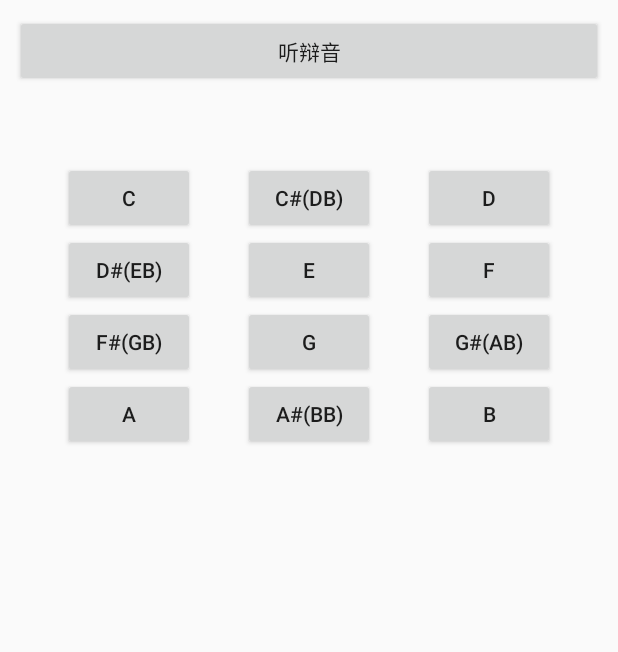
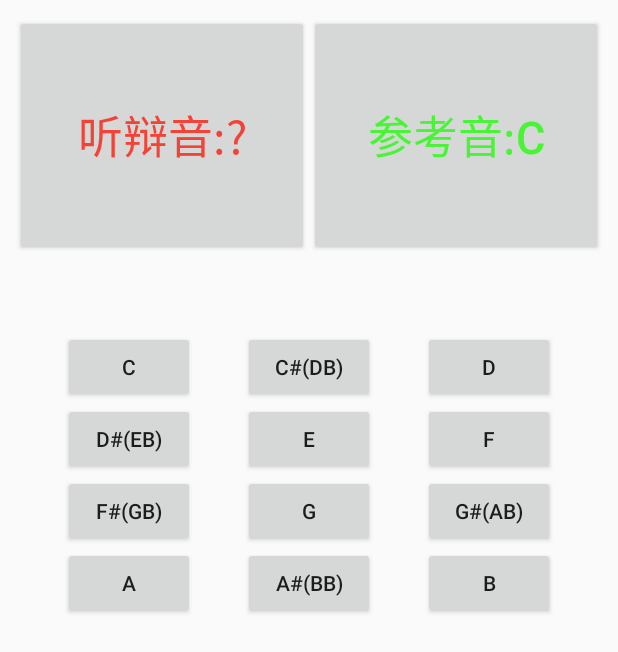
Before and after one commit to zzqiangzz/MusicLover, an Android app: the screen it shows after launch (NoteEarTrainingActivity), after a tap on "C#(DB)", on a phone screen of 412 x 824 dp. Shown: the top 652 px of the screen. Run offline under Robolectric (Android 15) with nearby library versions, the phone set to English and light mode, and no system bars; our stand-ins replace ButterKnife; 1 statement that could not run was skipped.

Commit message:
2、音阶练习逻辑完成，但具体音准还没确定，可能对不上，需要用调音软件校验下

```diff
--- a/app/src/main/AndroidManifest.xml
+++ b/app/src/main/AndroidManifest.xml
@@ -4,7 +4,7 @@
 
     <application
         android:allowBackup="true"
-        android:icon="@mipmap/ic_launcher"
+        android:icon="@drawable/ic_guitar"
         android:label="@string/app_name"
         android:roundIcon="@mipmap/ic_launcher_round"
         android:supportsRtl="true"
--- a/app/src/main/java/com/jackpeng/oboemusic/ear_interval/NoteEarTrainingActivity.java
+++ b/app/src/main/java/com/jackpeng/oboemusic/ear_interval/NoteEarTrainingActivity.java
@@ -3,12 +3,14 @@ package com.jackpeng.oboemusic.ear_interval;
 import android.app.Activity;
 import android.content.Intent;
 import android.os.Bundle;
+import android.text.TextUtils;
 import android.view.View;
 import android.widget.Button;
 
 import com.jackpeng.lib_baselibrary.mvp.BaseActivity;
 import com.jackpeng.lib_baselibrary.mvp.BaseEarActivity;
 import com.jackpeng.oboemusic.R;
+import com.jackpeng.oboemusic.utils.NoteRandomUtil;
 
 import butterknife.BindView;
 import butterknife.OnClick;
@@ -30,46 +32,65 @@ public class NoteEarTrainingActivity extends BaseEarActivity {
 
     @Override
     public void initViews(Bundle savedInstanceState) {
-
+        nextSoundListen();
     }
 
     @OnClick({R.id.btn_c_note, R.id.btn_cd_note, R.id.btn_d_note, R.id.btn_de_note, R.id.btn_e_note,
             R.id.btn_f_note, R.id.btn_fg_note, R.id.btn_g_note, R.id.btn_ga_note, R.id.btn_a_note,
-            R.id.btn_ab_note, R.id.btn_b_note})
+            R.id.btn_ab_note, R.id.btn_b_note,R.id.btn_standard_note,R.id.btn_question_note})
     public void onClick(View view) {
         switch (view.getId()) {
-            case R.id.btn_c_note:
+            case R.id.btn_standard_note:
                 playSoundFromAssetMayWait("c");
                 break;
+            case R.id.btn_question_note:
+                playSoundFromAssetMayWait(currentNoteStr);
+                break;
+            case R.id.btn_c_note:
             case R.id.btn_cd_note:
-                playSoundFromAssetMayWait("cd");
-                break;
             case R.id.btn_d_note:
-                playSoundFromAssetMayWait("d");
-                break;
             case R.id.btn_de_note:
-
-                break;
             case R.id.btn_e_note:
-
-                break;
             case R.id.btn_f_note:
-
-                break;
             case R.id.btn_fg_note:
-
-                break;
             case R.id.btn_g_note:
-                break;
             case R.id.btn_ga_note:
-                break;
             case R.id.btn_a_note:
-                break;
             case R.id.btn_ab_note:
-                break;
             case R.id.btn_b_note:
+                if (checkResult(view)){
+                    //对了，播下一题
+                    nextSoundListen();
+                    T("答对了，下一题！");
+                } else {
+                    //错了，先啥事不干
+                    T("答错了，继续听听哈~");
+                }
                 break;
         }
     }
 
+    private void nextSoundListen(){
+        //初始音并播放
+        currentNoteStr = NoteRandomUtil.getRandomNote();
+        playSoundFromAssetMayWait(currentNoteStr);
+    }
+
+
+    private String currentNoteStr;
+    private boolean checkResult(View view){
+        if (view != null){
+            String noteTag = (String)view.getTag();
+            if (!TextUtils.isEmpty(currentNoteStr) && !TextUtils.isEmpty(noteTag)
+                && currentNoteStr.equals(noteTag)){
+                return true;
+            } else {
+                //do nothing
+            }
+        } else {
+            //do nothing
+        }
+        return false;
+    }
+
 }
--- /dev/null
+++ b/app/src/main/java/com/jackpeng/oboemusic/utils/NoteRandomUtil.java
@@ -0,0 +1,14 @@
+package com.jackpeng.oboemusic.utils;
+
+import java.util.Random;
+
+public class NoteRandomUtil {
+    //升a与b声音还没录进来
+    public static String[] NOTE_ARRAY = new String[]{"c","cd","d","de","e","f","fg","g","ga","a"/*,"ab","b"*/};
+
+    public static String getRandomNote(){
+        Random random = new Random();
+        int result = random.nextInt(NOTE_ARRAY.length-1);
+        return NOTE_ARRAY[result];
+    }
+}
--- a/app/src/main/res/layout/activity_ear_note.xml
+++ b/app/src/main/res/layout/activity_ear_note.xml
@@ -6,17 +6,34 @@
     style="@style/OutlayStyle">
     <Button
         android:id="@+id/btn_question_note"
-        android:layout_width="match_parent"
-        android:layout_height="wrap_content"
+        android:layout_width="0dp"
+        android:layout_height="0dp"
+        app:layout_constraintHeight_percent="0.2"
+        app:layout_constraintWidth_percent="0.5"
         app:layout_constraintTop_toTopOf="parent"
         app:layout_constraintLeft_toLeftOf="parent"
+        android:textColor="@color/red"
+        android:textSize="30sp"
+        app:layout_constraintRight_toLeftOf="@id/btn_standard_note"
+        android:text="@string/question_note"/>
+    <Button
+        android:id="@+id/btn_standard_note"
+        android:layout_width="0dp"
+        android:layout_height="0dp"
+        app:layout_constraintHeight_percent="0.2"
+        app:layout_constraintWidth_percent="0.5"
+        app:layout_constraintTop_toTopOf="parent"
+        app:layout_constraintLeft_toRightOf="@id/btn_question_note"
         app:layout_constraintRight_toRightOf="parent"
-        android:text="@string/question_note"/>
+        android:textSize="30sp"
+        android:textColor="@color/green"
+        android:text="@string/standart_note"/>
 
     <Button
         android:id="@+id/btn_c_note"
         android:layout_width="wrap_content"
         android:layout_height="wrap_content"
+        android:tag="c"
         android:layout_marginTop="50dp"
         app:layout_constraintTop_toBottomOf="@id/btn_question_note"
         app:layout_constraintLeft_toLeftOf="parent"
@@ -27,6 +44,7 @@
         android:id="@+id/btn_cd_note"
         android:layout_width="wrap_content"
         android:layout_height="wrap_content"
+        android:tag="cd"
         android:layout_marginTop="50dp"
         app:layout_constraintTop_toBottomOf="@id/btn_question_note"
         app:layout_constraintLeft_toRightOf="@id/btn_c_note"
@@ -36,6 +54,7 @@
         android:id="@+id/btn_d_note"
         android:layout_width="wrap_content"
         android:layout_height="wrap_content"
+        android:tag="d"
         android:layout_marginTop="50dp"
         app:layout_constraintTop_toBottomOf="@id/btn_question_note"
         app:layout_constraintLeft_toRightOf="@id/btn_cd_note"
@@ -46,6 +65,7 @@
         android:id="@+id/btn_de_note"
         android:layout_width="wrap_content"
         android:layout_height="wrap_content"
+        android:tag="de"
         app:layout_constraintTop_toBottomOf="@id/btn_c_note"
         app:layout_constraintLeft_toLeftOf="parent"
         app:layout_constraintRight_toLeftOf="@id/btn_e_note"
@@ -55,6 +75,7 @@
         android:id="@+id/btn_e_note"
         android:layout_width="wrap_content"
         android:layout_height="wrap_content"
+        android:tag="e"
         app:layout_constraintTop_toBottomOf="@id/btn_c_note"
         app:layout_constraintLeft_toRightOf="@id/btn_de_note"
         app:layout_constraintRight_toLeftOf="@id/btn_f_note"
@@ -63,6 +84,7 @@
         android:id="@+id/btn_f_note"
         android:layout_width="wrap_content"
         android:layout_height="wrap_content"
+        android:tag="f"
         app:layout_constraintTop_toBottomOf="@id/btn_c_note"
         app:layout_constraintLeft_toRightOf="@id/btn_e_note"
         app:layout_constraintRight_toRightOf="parent"
@@ -72,6 +94,7 @@
         android:id="@+id/btn_fg_note"
         android:layout_width="wrap_content"
         android:layout_height="wrap_content"
+        android:tag="fg"
         app:layout_constraintTop_toBottomOf="@id/btn_de_note"
         app:layout_constraintLeft_toLeftOf="parent"
         app:layout_constraintRight_toLeftOf="@id/btn_g_note"
@@ -81,6 +104,7 @@
         android:id="@+id/btn_g_note"
         android:layout_width="wrap_content"
         android:layout_height="wrap_content"
+        android:tag="g"
         app:layout_constraintTop_toBottomOf="@id/btn_de_note"
         app:layout_constraintLeft_toRightOf="@id/btn_fg_note"
         app:layout_constraintRight_toLeftOf="@id/btn_ga_note"
@@ -89,6 +113,7 @@
         android:id="@+id/btn_ga_note"
         android:layout_width="wrap_content"
         android:layout_height="wrap_content"
+        android:tag="ga"
         app:layout_constraintTop_toBottomOf="@id/btn_de_note"
         app:layout_constraintLeft_toRightOf="@id/btn_g_note"
         app:layout_constraintRight_toRightOf="parent"
@@ -98,6 +123,7 @@
         android:id="@+id/btn_a_note"
         android:layout_width="wrap_content"
         android:layout_height="wrap_content"
+        android:tag="a"
         app:layout_constraintTop_toBottomOf="@id/btn_fg_note"
         app:layout_constraintLeft_toLeftOf="parent"
         app:layout_constraintRight_toLeftOf="@id/btn_ab_note"
@@ -107,6 +133,7 @@
         android:id="@+id/btn_ab_note"
         android:layout_width="wrap_content"
         android:layout_height="wrap_content"
+        android:tag="ab"
         app:layout_constraintTop_toBottomOf="@id/btn_fg_note"
         app:layout_constraintLeft_toRightOf="@id/btn_a_note"
         app:layout_constraintRight_toLeftOf="@id/btn_b_note"
@@ -115,6 +142,7 @@
         android:id="@+id/btn_b_note"
         android:layout_width="wrap_content"
         android:layout_height="wrap_content"
+        android:tag="b"
         app:layout_constraintTop_toBottomOf="@id/btn_fg_note"
         app:layout_constraintLeft_toRightOf="@id/btn_ab_note"
         app:layout_constraintRight_toRightOf="parent"
--- a/app/src/main/res/layout/activity_splash.xml
+++ b/app/src/main/res/layout/activity_splash.xml
@@ -14,7 +14,7 @@
         app:layout_constraintLeft_toLeftOf="parent"
         app:layout_constraintRight_toRightOf="parent"
         app:layout_constraintTop_toTopOf="parent"
-        android:src="@drawable/ic_launcher_background"
+        android:src="@drawable/ic_guitar"
         app:layout_constraintVertical_chainStyle="packed"/>
 
     <TextView
@@ -23,6 +23,7 @@
         android:layout_height="wrap_content"
         android:text="@string/app_label"
         android:textStyle="bold"
+        android:textSize="25sp"
         app:layout_constraintBottom_toBottomOf="parent"
         app:layout_constraintLeft_toLeftOf="parent"
         app:layout_constraintRight_toRightOf="parent"
--- a/app/src/main/res/values/colors.xml
+++ b/app/src/main/res/values/colors.xml
@@ -3,4 +3,6 @@
     <color name="colorPrimary">#6200EE</color>
     <color name="colorPrimaryDark">#3700B3</color>
     <color name="colorAccent">#03DAC5</color>
+    <color name="green">#49F436</color>
+    <color name="red">#F44336</color>
 </resources>
--- a/app/src/main/res/values/strings.xml
+++ b/app/src/main/res/values/strings.xml
@@ -1,7 +1,7 @@
 <resources>
     <string name="app_name">OboeMusic</string>
 
-    <string name="question_note">听辩音</string>
+    <string name="question_note">听辩音:?</string>
 
     <!--12个音阶-->
     <string name="c_note">C</string>
@@ -17,6 +17,7 @@
     <string name="ab_note">A#(Bb)</string>
     <string name="b_note">B</string>
 
-    <string name="app_label">Code&amp;Music,Happy!</string>
+    <string name="app_label">Enjoy code&amp;music,Be happy!</string>
+    <string name="standart_note">参考音:C</string>
 
 </resources>
--- a/lib_baselibrary/src/main/java/com/jackpeng/lib_baselibrary/mvp/BaseEarActivity.java
+++ b/lib_baselibrary/src/main/java/com/jackpeng/lib_baselibrary/mvp/BaseEarActivity.java
@@ -79,12 +79,18 @@ public abstract class BaseEarActivity<T extends BasePresenter> extends BaseActiv
             return;
         }
         D("name is"+name);
+        if (sounddata.containsKey(name)){
             mSoundPool.play(sounddata.get(name),
                     1,// 左声道音量
                     1,// 右声道音量
                     1, // 优先级
                     0,// 循环播放次数
                     1);// 回放速度，该值在0.5-2.0之间 1为正常速度
+        } else {
+            //提示该音符还未添加
+            T("该音符还未添加~");
+        }
+
     }
 
     @Override
```
Also changed, not shown: app/src/main/res/drawable/ic_guitar.xml (added, +18 -0 lines). Lines whose indentation alone changed are shown as unchanged.
